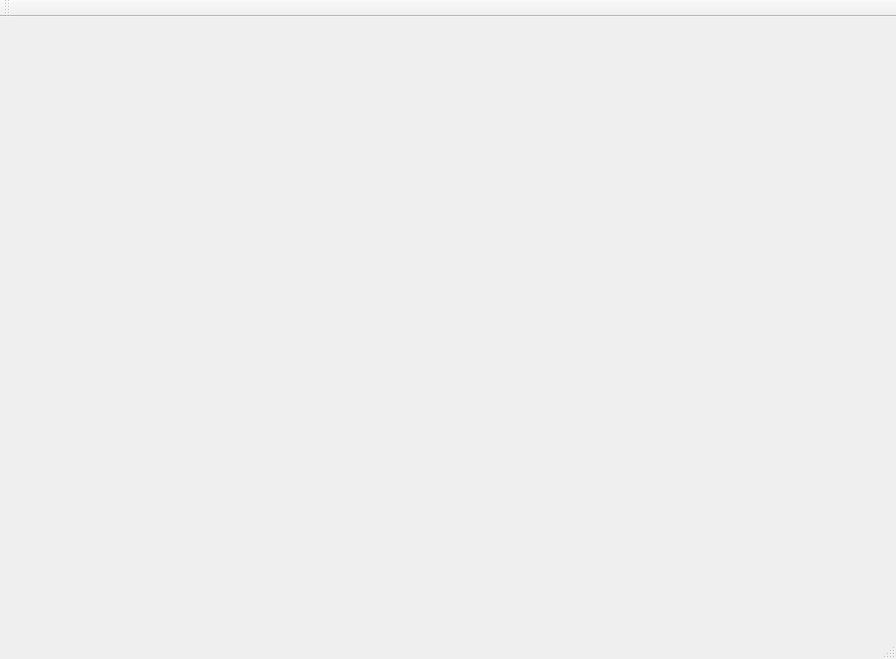
AlexScherba16/node-constructor, file nodeConstructor/mainwindow.ui: the form before one commit.
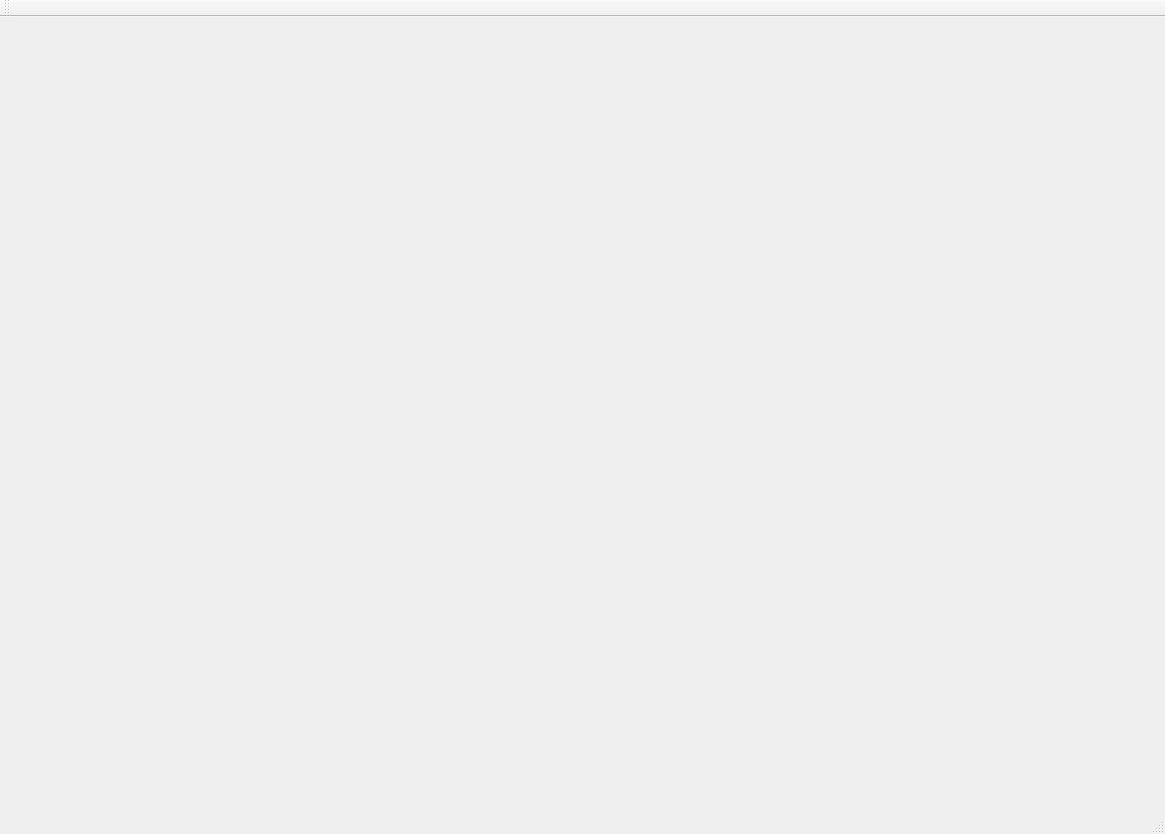
The form after the commit.

Patch:
```diff
--- a/nodeConstructor/mainwindow.ui
+++ b/nodeConstructor/mainwindow.ui
@@ -6,8 +6,8 @@
    <rect>
     <x>0</x>
     <y>0</y>
-    <width>896</width>
-    <height>659</height>
+    <width>1165</width>
+    <height>834</height>
    </rect>
   </property>
   <property name="minimumSize">
```
Left out of the diff: 2 changed lines with no effect on the pictures.
